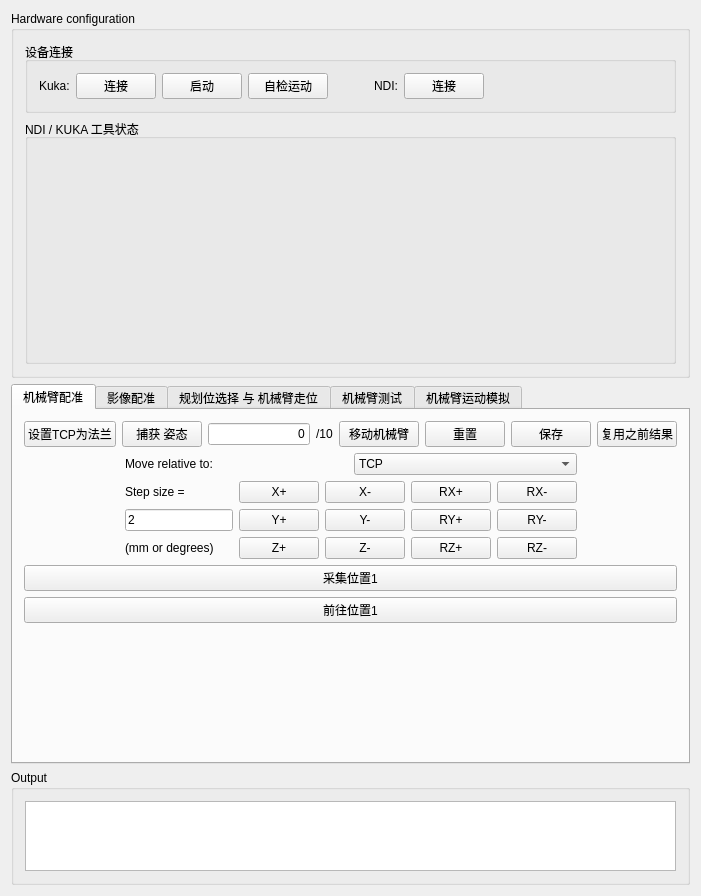
zhaomengxiao/LancetMITK-Adition, file Plugins/org.mitk.lancet.surgicalsimulate/src/internal/SurgicalSimulateControls.ui: the form before one commit.
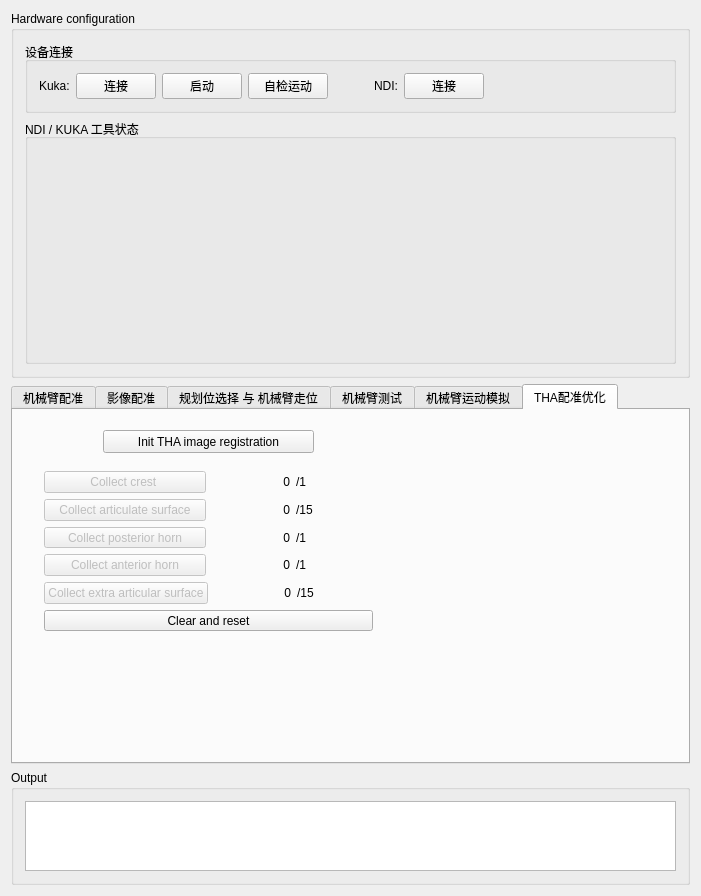
The form after the commit. Custom widgets are drawn as their Qt base class.

What changed in the file:
```diff
--- a/Plugins/org.mitk.lancet.surgicalsimulate/src/internal/SurgicalSimulateControls.ui
+++ b/Plugins/org.mitk.lancet.surgicalsimulate/src/internal/SurgicalSimulateControls.ui
@@ -23,7 +23,7 @@
    <item row="1" column="0">
     <widget class="QTabWidget" name="tabWidget">
      <property name="currentIndex">
-      <number>0</number>
+      <number>5</number>
      </property>
      <widget class="QWidget" name="tab_6">
       <attribute name="title">
@@ -1283,6 +1283,225 @@
        </item>
       </layout>
      </widget>
+     <widget class="QWidget" name="tab_5">
+      <attribute name="title">
+       <string>THA配准优化</string>
+      </attribute>
+      <widget class="QWidget" name="layoutWidget">
+       <property name="geometry">
+        <rect>
+         <x>20</x>
+         <y>50</y>
+         <width>351</width>
+         <height>182</height>
+        </rect>
+       </property>
+       <layout class="QVBoxLayout" name="verticalLayout">
+        <item>
+         <layout class="QHBoxLayout" name="horizontalLayout_12">
+          <item>
+           <widget class="QPushButton" name="pushButton_tha_crest">
+            <property name="enabled">
+             <bool>false</bool>
+            </property>
+            <property name="text">
+             <string>Collect crest </string>
+            </property>
+           </widget>
+          </item>
+          <item>
+           <layout class="QHBoxLayout" name="horizontalLayout_11">
+            <item>
+             <widget class="QLabel" name="label_tha_crestNum">
+              <property name="text">
+               <string>0</string>
+              </property>
+              <property name="alignment">
+               <set>Qt::AlignRight|Qt::AlignTrailing|Qt::AlignVCenter</set>
+              </property>
+             </widget>
+            </item>
+            <item>
+             <widget class="QLabel" name="label_32">
+              <property name="text">
+               <string>/1</string>
+              </property>
+             </widget>
+            </item>
+           </layout>
+          </item>
+         </layout>
+        </item>
+        <item>
+         <layout class="QHBoxLayout" name="horizontalLayout_25">
+          <item>
+           <widget class="QPushButton" name="pushButton_tha_articular">
+            <property name="enabled">
+             <bool>false</bool>
+            </property>
+            <property name="text">
+             <string>Collect articulate surface</string>
+            </property>
+           </widget>
+          </item>
+          <item>
+           <layout class="QHBoxLayout" name="horizontalLayout_17">
+            <item>
+             <widget class="QLabel" name="label_tha_articuNum">
+              <property name="text">
+               <string>0</string>
+              </property>
+              <property name="alignment">
+               <set>Qt::AlignRight|Qt::AlignTrailing|Qt::AlignVCenter</set>
+              </property>
+             </widget>
+            </item>
+            <item>
+             <widget class="QLabel" name="label_34">
+              <property name="text">
+               <string>/15</string>
+              </property>
+             </widget>
+            </item>
+           </layout>
+          </item>
+         </layout>
+        </item>
+        <item>
+         <layout class="QHBoxLayout" name="horizontalLayout_40">
+          <item>
+           <widget class="QPushButton" name="pushButton_tha_posHorn">
+            <property name="enabled">
+             <bool>false</bool>
+            </property>
+            <property name="text">
+             <string>Collect posterior horn</string>
+            </property>
+           </widget>
+          </item>
+          <item>
+           <layout class="QHBoxLayout" name="horizontalLayout_39">
+            <item>
+             <widget class="QLabel" name="label_tha_postNum">
+              <property name="text">
+               <string>0</string>
+              </property>
+              <property name="alignment">
+               <set>Qt::AlignRight|Qt::AlignTrailing|Qt::AlignVCenter</set>
+              </property>
+             </widget>
+            </item>
+            <item>
+             <widget class="QLabel" name="label_38">
+              <property name="text">
+               <string>/1</string>
+              </property>
+             </widget>
+            </item>
+           </layout>
+          </item>
+         </layout>
+        </item>
+        <item>
+         <layout class="QHBoxLayout" name="horizontalLayout_43">
+          <item>
+           <widget class="QPushButton" name="pushButton_tha_antHorn">
+            <property name="enabled">
+             <bool>false</bool>
+            </property>
+            <property name="text">
+             <string>Collect anterior horn</string>
+            </property>
+           </widget>
+          </item>
+          <item>
+           <layout class="QHBoxLayout" name="horizontalLayout_42">
+            <item>
+             <widget class="QLabel" name="label_tha_antNum">
+              <property name="text">
+               <string>0</string>
+              </property>
+              <property name="alignment">
+               <set>Qt::AlignRight|Qt::AlignTrailing|Qt::AlignVCenter</set>
+              </property>
+             </widget>
+            </item>
+            <item>
+             <widget class="QLabel" name="label_42">
+              <property name="text">
+               <string>/1</string>
+              </property>
+             </widget>
+            </item>
+           </layout>
+          </item>
+         </layout>
+        </item>
+        <item>
+         <layout class="QHBoxLayout" name="horizontalLayout_45">
+          <item>
+           <widget class="QPushButton" name="pushButton_tha_extraArticular">
+            <property name="enabled">
+             <bool>false</bool>
+            </property>
+            <property name="text">
+             <string>Collect extra articular surface</string>
+            </property>
+           </widget>
+          </item>
+          <item>
+           <layout class="QHBoxLayout" name="horizontalLayout_44">
+            <item>
+             <widget class="QLabel" name="label_tha_extraArticuNum">
+              <property name="text">
+               <string>0</string>
+              </property>
+              <property name="alignment">
+               <set>Qt::AlignRight|Qt::AlignTrailing|Qt::AlignVCenter</set>
+              </property>
+             </widget>
+            </item>
+            <item>
+             <widget class="QLabel" name="label_44">
+              <property name="text">
+               <string>/15</string>
+              </property>
+             </widget>
+            </item>
+           </layout>
+          </item>
+         </layout>
+        </item>
+        <item>
+         <layout class="QHBoxLayout" name="horizontalLayout_47">
+          <item>
+           <widget class="QPushButton" name="pushButton_tha_regisReset">
+            <property name="enabled">
+             <bool>true</bool>
+            </property>
+            <property name="text">
+             <string>Clear and reset</string>
+            </property>
+           </widget>
+          </item>
+         </layout>
+        </item>
+       </layout>
+      </widget>
+      <widget class="QPushButton" name="pushButton_initThaRegis">
+       <property name="geometry">
+        <rect>
+         <x>90</x>
+         <y>20</y>
+         <width>211</width>
+         <height>23</height>
+        </rect>
+       </property>
+       <property name="text">
+        <string>Init THA image registration</string>
+       </property>
+      </widget>
+     </widget>
     </widget>
    </item>
    <item row="0" column="0">
```
